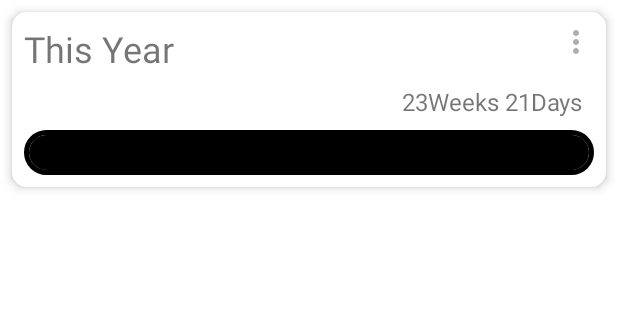
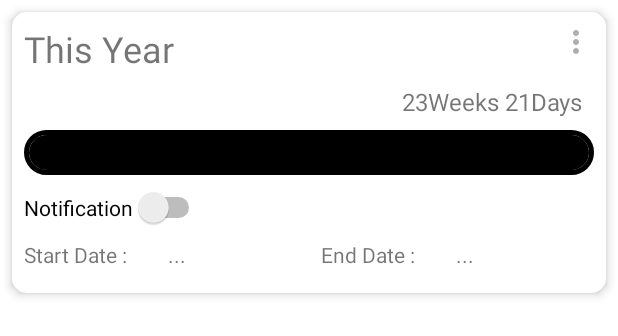
Before and after one commit to william-waiyanhtat/Progress, an Android app: the layout progress_item.xml on its own in the app's theme, with its tools: preview values and no code run, on a phone screen of 412 x 824 dp. Shown: the top 336 px of the screen. Run offline under Robolectric (Android 15) with nearby library versions, the phone set to English and light mode, and no system bars.

Commit message:
Item Adapter Expand Collapse Animation Smooth Handling Add

```diff
--- a/app/src/main/java/com/celestial/progress/widget/ProgressListWidget.kt
+++ b/app/src/main/java/com/celestial/progress/widget/ProgressListWidget.kt
@@ -23,9 +23,6 @@ import java.util.*
  * Implementation of App Widget functionality.
  */
 class ProgressListWidget : AppWidgetProvider() {
-
-
-
     val TAG = ProgressListWidget::class.java.name
     override fun onUpdate(
             context: Context,
--- a/app/src/main/res/layout/progress_item.xml
+++ b/app/src/main/res/layout/progress_item.xml
@@ -6,6 +6,7 @@
     android:layout_height="wrap_content"
     android:layout_margin="@dimen/spacing_normal"
     android:animateLayoutChanges="true"
+    android:id="@+id/progress_item_parent"
     android:background="@drawable/app_barbg"
     android:elevation="4dp"
     android:padding="8dp">
@@ -59,14 +60,13 @@
         android:id="@+id/tv_startDate"
         android:layout_width="wrap_content"
         android:layout_height="wrap_content"
-        android:layout_marginStart="8dp"
         android:layout_marginTop="8dp"
         android:layout_marginBottom="8dp"
         android:text="Start Date : "
         android:visibility="visible"
         app:layout_constraintBottom_toBottomOf="parent"
         app:layout_constraintStart_toStartOf="parent"
-        app:layout_constraintTop_toBottomOf="@+id/item_progress_bar_id" />
+        app:layout_constraintTop_toBottomOf="@+id/sw_noti" />
 
     <TextView
         android:id="@+id/textView4"
@@ -106,8 +106,8 @@
         android:id="@+id/expandGroup"
         android:layout_width="wrap_content"
         android:layout_height="wrap_content"
-        android:visibility="gone"
-        app:constraint_referenced_ids="tv_act_edate,tv_act_sdate,tv_startDate,textView4"
+        android:visibility="visible"
+        app:constraint_referenced_ids="tv_act_edate,tv_act_sdate,tv_startDate,textView4,sw_noti"
         tools:layout_editor_absoluteX="8dp"
         tools:layout_editor_absoluteY="8dp" />
 
@@ -145,4 +145,14 @@
         android:visibility="gone"
         app:tint="@color/gray" />
 
+    <Switch
+        android:id="@+id/sw_noti"
+        android:layout_width="wrap_content"
+        android:layout_height="wrap_content"
+        android:layout_marginTop="8dp"
+        android:text="Notification"
+        app:layout_constraintStart_toStartOf="@+id/item_progress_bar_id"
+        app:layout_constraintTop_toBottomOf="@+id/item_progress_bar_id"
+        tools:visibility="visible" />
+
 </androidx.constraintlayout.widget.ConstraintLayout>
```
Also changed, not shown: app/src/main/java/com/celestial/progress/others/NotiHelper.kt (added, +13 -0 lines), app/src/main/java/com/celestial/progress/ui/adapter/ItemAdapter.kt (+22 -4 lines), app/src/main/java/com/celestial/progress/widget/SingleProgressWidget.kt (+45 -16 lines).
